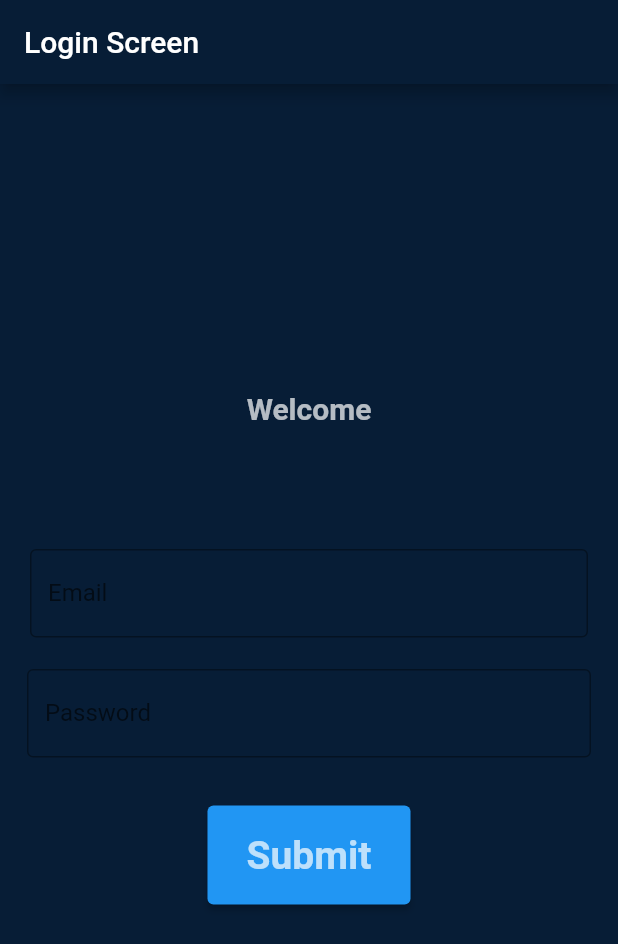
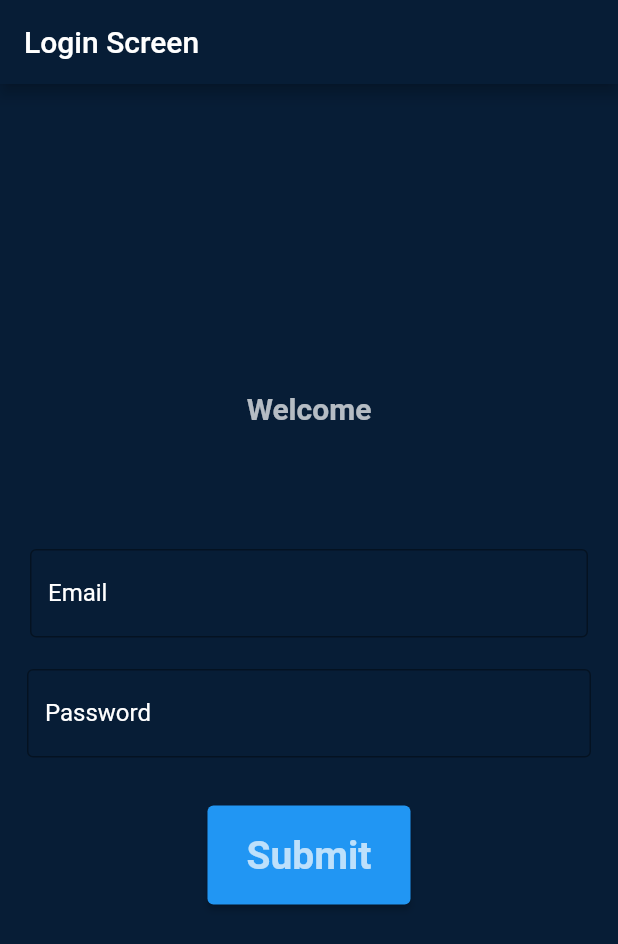
Before and after one commit to ikigai0822/Quiz_app_flutter, a Flutter app: the screen it shows after launch, on a phone screen of 412 x 824 dp. Shown: the top 944 px of the screen. Run offline on Flutter 3.47's test engine with Material 2 defaults, Android fonts, the phone set to English and light mode, and no system bars.

Commit message:
few fixes

```diff
--- a/lib/main.dart
+++ b/lib/main.dart
@@ -1,5 +1,4 @@
 import 'package:flutter/material.dart';
-import 'package:main_app/screens/login_screen.dart';
 import 'package:main_app/screens/login_screen.dart';
 
 void main() {
--- a/lib/screens/login_screen.dart
+++ b/lib/screens/login_screen.dart
@@ -57,23 +57,30 @@ class _LoginState extends State<Login> {
                 ),
                 )),
               Padding(
-                padding:
-                    const EdgeInsets.symmetric(horizontal: 10, vertical: 5),
-                child: TextFormField(
-                  controller: emailController,
-                  decoration: const InputDecoration(
-                      border: OutlineInputBorder(), labelText: "Email"),
+                  padding: const EdgeInsets.symmetric(horizontal: 10, vertical: 5),
+                  child: TextFormField(
+                    controller: emailController,
+                    style: TextStyle(color: Colors.white), // Set the text color to white
+                    decoration: const InputDecoration(
+                      border: OutlineInputBorder(),
+                      labelText: "Email",
+                      labelStyle: TextStyle(color: Colors.white), // Set the label color to white
+                    ),
+                  ),
                 ),
-              ),
               Padding(
                 padding:
                     const EdgeInsets.symmetric(horizontal: 8, vertical: 16),
                 child: TextFormField(
                   controller: passwordController,
+                  style: TextStyle(color: Colors.white),
                   obscureText: true,
                   decoration: const InputDecoration(
-                      border: OutlineInputBorder(), labelText: "Password"),
-                ),
+                      border: OutlineInputBorder(),
+                       labelText: "Password",
+                       labelStyle: TextStyle(color: Colors.white),
+                  ),
+                )
               ),
               Padding(
                 padding:
--- a/lib/screens/notes.dart
+++ b/lib/screens/notes.dart
@@ -1,6 +1,3 @@
-// ignore_for_file: unused_label
-
-import 'package:flutter/foundation.dart';
 import 'package:flutter/material.dart';
 import 'package:main_app/data/question_list.dart';
 
```
